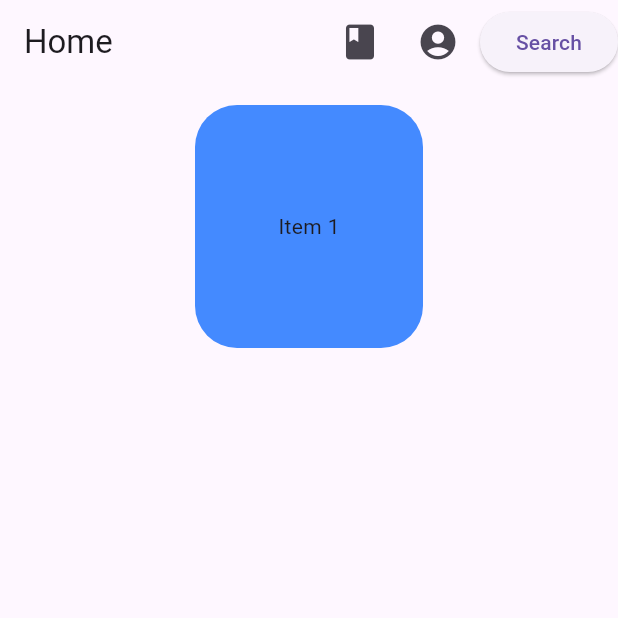
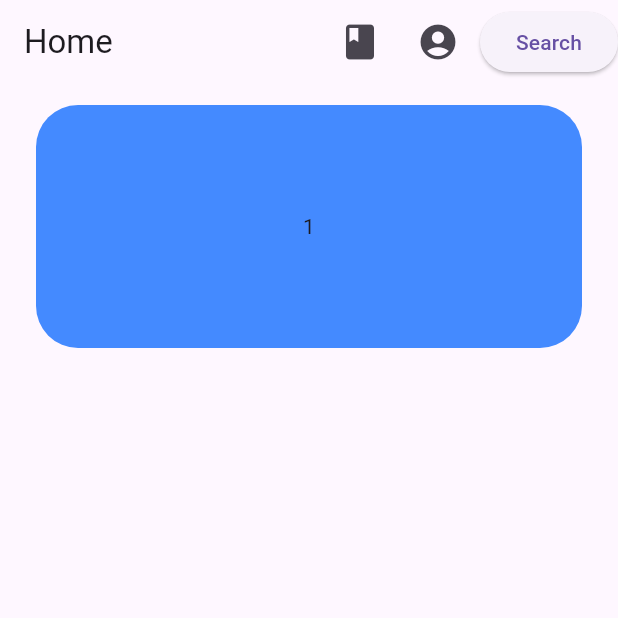
Before and after one commit to Leto-du-Plessis/book-website-project, a Flutter app: the screen it shows after launch, on a phone screen of 412 x 824 dp, the top half of it. Run offline on Flutter 3.47's test engine with Material 3 defaults, Android fonts, the phone set to English and light mode, and no system bars; our stand-ins replace shared_preferences; missing offline and left inert: super_editor; accounts and stored records are empty.

Commit message:
Its a mess, but we got the basic shift screen working. (will clean it up soon)

```diff
--- a/frontend/book_website/lib/src/screens/home_screen.dart
+++ b/frontend/book_website/lib/src/screens/home_screen.dart
@@ -71,7 +71,29 @@ class _HomeScreen extends State<HomeScreen> {
           child: Builder(
             builder:(context) {
             if(buttonstate == true) {
-              return Text('Will be searching at some point');
+              return Column(
+                children: [
+                  Align(
+                    alignment: Alignment.topRight,
+                    child: Text('Will be searching at some point')),
+                  Align(
+                    alignment: Alignment.topLeft,
+                    child: ConstrainedBox(
+
+                      constraints: const BoxConstraints(maxHeight: 200, maxWidth: 200),
+                      child: PlainCarousel()
+
+                    )
+
+
+                  )
+
+                ]
+
+
+              );
+
+
              } else {
               return PlainCarousel();
             }
@@ -96,36 +118,52 @@ class PlainCarousel extends StatelessWidget {
 
   @override
   Widget build(BuildContext context) {
-    return Scaffold(
+    return /* ListView(
+      children: <Widget>[
+        ConstrainedBox(
+          constraints: BoxConstraints(maxHeight: 200),
+          child: CarouselView.weighted(
+
+            itemSnapping: true,
+            flexWeights: const <int>[1, 7, 1],
+            children: [
+              Center(child: Text('1')), Center(child: Text('2')), Center(child: Text('3'),)
+            ]
+          )
+        )
+      ]
+
+    ); */
+
+
+     Scaffold(
       body: Align(
         alignment: Alignment.topCenter,
         child: Column(
           children: [SizedBox(
           height: 200,
-          width: 200,
+          width: 600,
             child: Container(
               padding:EdgeInsetsGeometry.fromLTRB(20,10,20,20),
               child: CarouselView(
+                controller: CarouselController(),
                 scrollDirection: Axis.horizontal,
                   backgroundColor: Colors.blueAccent,
-                  itemExtent: 200,
+                  itemExtent: 400,
 
-                  children: [
-                      Center(child: Text('Item 1')),
-                      Center(child: Text('Item 2')),
-                      Center(child: Text('Item 3')),
-                  ],
+                  children: [Center(child: Text('1')),Center(child: Text('2')),Center(child: Text('3')),Center(child: Text('4')),Center(child: Text('5')),]
+
+
+/*                   List<Widget>.generate(10, (int index) {
+                    return Center
+                      (child: Text('Item $index'),);
+                      }), */
               ),
             ),
-
             ),
           ]
         ),
       )
-
     );
-
   }
-
-
 }
```
